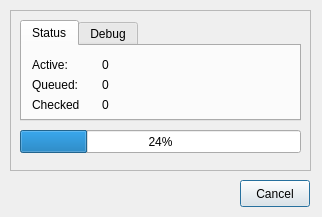
wummel/linkchecker, file linkcheck/gui/ui/progress.ui: the form before one commit.
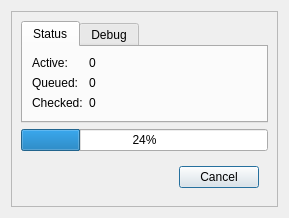
The form after the commit. The open tabs and pages were chosen to show the change.

```diff
--- a/linkcheck/gui/ui/progress.ui
+++ b/linkcheck/gui/ui/progress.ui
@@ -4,155 +4,89 @@
   <property name="windowModality" >
    <enum>Qt::ApplicationModal</enum>
   </property>
-  <property name="geometry" >
+  <property name="geometry">
    <rect>
     <x>0</x>
     <y>0</y>
-    <width>322</width>
-    <height>217</height>
+    <width>289</width>
+    <height>185</height>
    </rect>
   </property>
   <property name="windowTitle" >
    <string>LinkChecker progress</string>
   </property>
-  <widget class="QPushButton" name="cancelButton" >
-   <property name="geometry" >
-    <rect>
-     <x>240</x>
-     <y>180</y>
-     <width>70</width>
-     <height>27</height>
-    </rect>
-   </property>
-   <property name="text" >
-    <string>Cancel</string>
-   </property>
-  </widget>
-  <widget class="QFrame" name="frame" >
-   <property name="geometry" >
-    <rect>
-     <x>10</x>
-     <y>10</y>
-     <width>301</width>
-     <height>161</height>
-    </rect>
-   </property>
-   <property name="frameShape" >
+  <layout class="QVBoxLayout" name="verticalLayout">
+   <item>
+    <widget class="QFrame" name="frame">
+     <property name="frameShape">
     <enum>QFrame::StyledPanel</enum>
    </property>
    <property name="frameShadow" >
     <enum>QFrame::Raised</enum>
    </property>
-   <widget class="QProgressBar" name="progressBar" >
-    <property name="geometry" >
-     <rect>
-      <x>10</x>
-      <y>120</y>
-      <width>281</width>
-      <height>23</height>
-     </rect>
-    </property>
-    <property name="value" >
-     <number>24</number>
-    </property>
-   </widget>
-   <widget class="QTabWidget" name="tabWidget" >
-    <property name="geometry" >
-     <rect>
-      <x>10</x>
-      <y>10</y>
-      <width>281</width>
-      <height>101</height>
-     </rect>
-    </property>
-    <property name="currentIndex" >
-     <number>1</number>
-    </property>
-    <widget class="QWidget" name="tab" >
-     <attribute name="title" >
+     <layout class="QVBoxLayout" name="verticalLayout_2">
+      <item>
+       <widget class="QTabWidget" name="tabWidget">
+        <property name="currentIndex">
+         <number>0</number>
+        </property>
+        <widget class="QWidget" name="tab">
+         <attribute name="title">
       <string>Status</string>
      </attribute>
-     <widget class="QLabel" name="label" >
-      <property name="geometry" >
-       <rect>
-        <x>10</x>
-        <y>10</y>
-        <width>48</width>
-        <height>17</height>
-       </rect>
-      </property>
-      <property name="text" >
-       <string>Active:</string>
-      </property>
-     </widget>
-     <widget class="QLabel" name="label_active" >
-      <property name="geometry" >
-       <rect>
-        <x>80</x>
-        <y>10</y>
-        <width>48</width>
-        <height>17</height>
-       </rect>
-      </property>
-      <property name="text" >
+         <layout class="QFormLayout" name="formLayout">
+          <property name="fieldGrowthPolicy">
+           <enum>QFormLayout::ExpandingFieldsGrow</enum>
+          </property>
+          <item row="0" column="1">
+           <widget class="QLabel" name="label_active">
+            <property name="text">
        <string>0</string>
       </property>
      </widget>
-     <widget class="QLabel" name="label_2" >
-      <property name="geometry" >
-       <rect>
-        <x>10</x>
-        <y>30</y>
-        <width>48</width>
-        <height>17</height>
-       </rect>
-      </property>
-      <property name="text" >
+          </item>
+          <item row="1" column="0">
+           <widget class="QLabel" name="label_2">
+            <property name="text">
        <string>Queued:</string>
       </property>
-     </widget>
-     <widget class="QLabel" name="label_queued" >
-      <property name="geometry" >
-       <rect>
-        <x>80</x>
-        <y>30</y>
-        <width>48</width>
-        <height>17</height>
-       </rect>
-      </property>
-      <property name="text" >
+            <property name="buddy">
+             <cstring></cstring>
+            </property>
+           </widget>
+          </item>
+          <item row="1" column="1">
+           <widget class="QLabel" name="label_queued">
+            <property name="text">
        <string>0</string>
       </property>
      </widget>
-     <widget class="QLabel" name="label_3" >
-      <property name="geometry" >
-       <rect>
-        <x>10</x>
-        <y>50</y>
-        <width>48</width>
-        <height>17</height>
-       </rect>
-      </property>
-      <property name="text" >
+          </item>
+          <item row="2" column="0">
+           <widget class="QLabel" name="label_3">
+            <property name="text">
        <string>Checked:</string>
       </property>
      </widget>
-     <widget class="QLabel" name="label_checked" >
-      <property name="geometry" >
-       <rect>
-        <x>80</x>
-        <y>50</y>
-        <width>48</width>
-        <height>17</height>
-       </rect>
-      </property>
-      <property name="text" >
+          </item>
+          <item row="2" column="1">
+           <widget class="QLabel" name="label_checked">
+            <property name="text">
        <string>0</string>
       </property>
      </widget>
-    </widget>
-    <widget class="QWidget" name="tab_2" >
-     <attribute name="title" >
+          </item>
+          <item row="0" column="0">
+           <widget class="QLabel" name="label">
+            <property name="text">
+             <string>Active:</string>
+            </property>
+           </widget>
+          </item>
+         </layout>
+        </widget>
+        <widget class="QWidget" name="tab_2">
+         <attribute name="title">
       <string>Debug</string>
      </attribute>
      <widget class="QScrollArea" name="scrollArea" >
@@ -190,7 +124,47 @@
      </widget>
     </widget>
    </widget>
-  </widget>
+      </item>
+      <item>
+       <widget class="QProgressBar" name="progressBar">
+        <property name="value">
+         <number>24</number>
+        </property>
+       </widget>
+      </item>
+      <item>
+       <widget class="QWidget" name="widget" native="true">
+        <layout class="QHBoxLayout" name="horizontalLayout">
+         <item>
+          <widget class="QLabel" name="cancelLabel">
+           <property name="text">
+            <string/>
+           </property>
+           <property name="buddy">
+            <cstring>cancelButton</cstring>
+           </property>
+          </widget>
+         </item>
+         <item>
+          <widget class="QPushButton" name="cancelButton">
+           <property name="sizePolicy">
+            <sizepolicy hsizetype="Fixed" vsizetype="Fixed">
+             <horstretch>0</horstretch>
+             <verstretch>0</verstretch>
+            </sizepolicy>
+           </property>
+           <property name="text">
+            <string>Cancel</string>
+           </property>
+          </widget>
+         </item>
+        </layout>
+       </widget>
+      </item>
+     </layout>
+    </widget>
+   </item>
+  </layout>
  </widget>
  <resources/>
  <connections/>
```
Left out of the diff: 33 changed lines with no effect on the pictures. Lines whose indentation alone changed are shown as unchanged.
